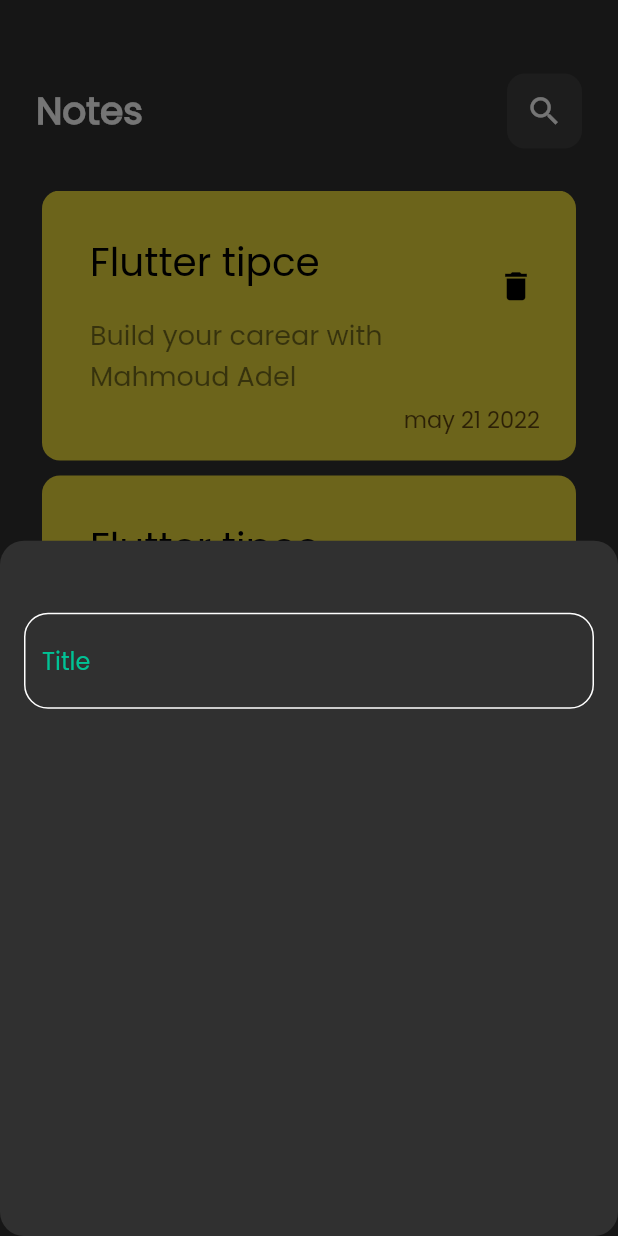
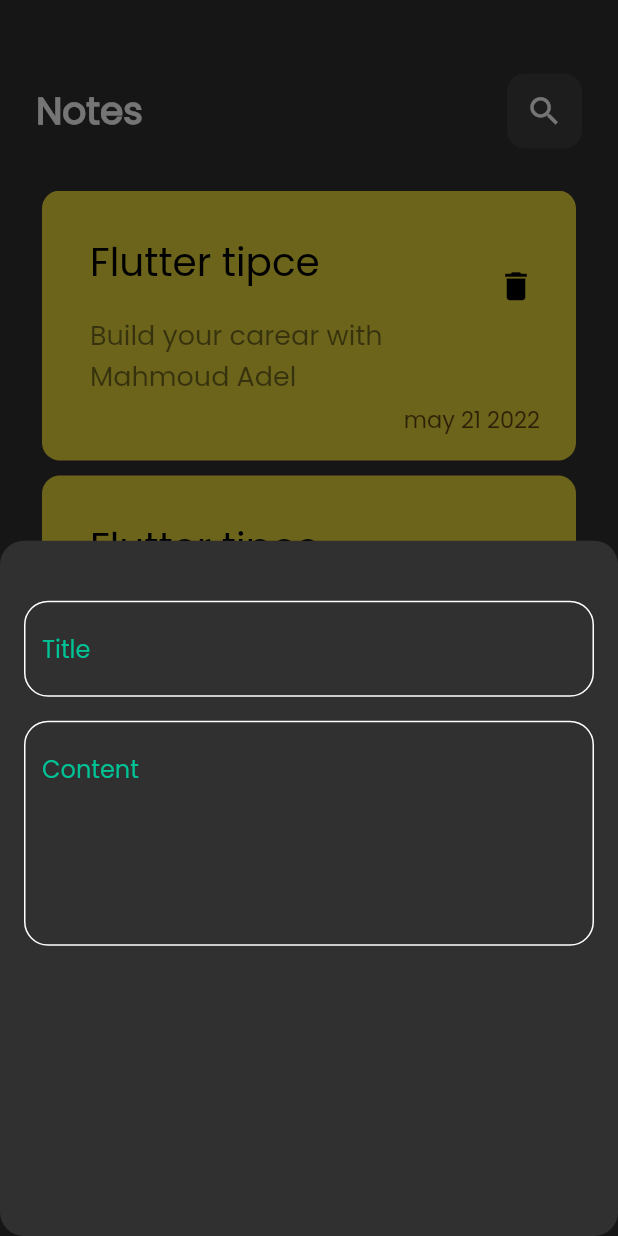
Before and after one commit to Mahmoud-Adel-Ali/notes, a Flutter app: the screen it shows after launch, after a tap on the "add" icon, on a phone screen of 412 x 824 dp. Run offline on Flutter 3.47's test engine with Material 2 defaults, Android fonts, the phone set to English and light mode, and no system bars.

Commit message:
add field to butttom sheet

```diff
--- a/lib/views/widget/add_note_buttom_sheet.dart
+++ b/lib/views/widget/add_note_buttom_sheet.dart
@@ -12,10 +12,10 @@ class AddNoteButtomSheet extends StatelessWidget {
       padding: EdgeInsets.all(16),
       child: Column(
         children: [
-          SizedBox(height:32),
-          CustomTextField(),
-          // CustomTextField(),
-
+          SizedBox(height:24),
+          CustomTextField(hint: 'Title', maxLine: 1,),
+          SizedBox(height:16),
+          CustomTextField(hint: "Content", maxLine: 5),
         ],
       ),
 
--- a/lib/views/widget/custom_text_field.dart
+++ b/lib/views/widget/custom_text_field.dart
@@ -2,17 +2,19 @@ import 'package:flutter/material.dart';
 import 'package:notes/constant.dart';
 
 class CustomTextField extends StatelessWidget {
-  const CustomTextField({super.key});
-
+  const CustomTextField({super.key , required this.hint , required this.maxLine});
+  final String hint;
+  final int maxLine;
   @override
   Widget build(BuildContext context) {
     return TextField(
+      maxLines: maxLine,
       cursorColor: kprimaryColor,
       decoration: InputDecoration(
         border: buildBorder(),
         enabledBorder: buildBorder(),
         focusedBorder: buildBorder(kprimaryColor),
-        hintText: "Title",
+        hintText: hint,
         hintStyle: TextStyle(color: kprimaryColor),
       ),
     );
```
